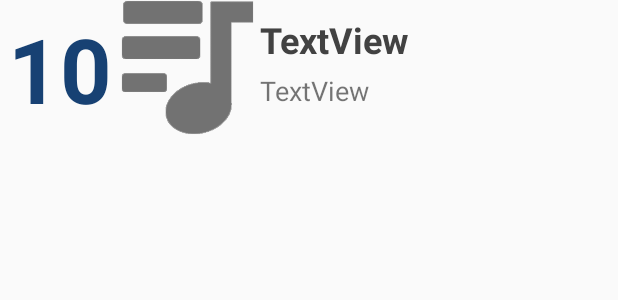
After one commit to josumor18/Proyecto-1---M-viles, an Android app: the layout custom_tendencias_list_item.xml on its own in the app's theme, with its tools: preview values and no code run, on a phone screen of 412 x 824 dp. The commit adds this screen. Shown: the top 300 px of the screen. Run offline under Robolectric (Android 15) with nearby library versions, the phone set to English and light mode, and no system bars.

Commit message:
TendenciasFragment User

```diff
--- a/Fluxme/app/src/main/java/me/flux/fluxme/Business/EmisoraActivity.java
+++ b/Fluxme/app/src/main/java/me/flux/fluxme/Business/EmisoraActivity.java
@@ -98,6 +98,12 @@ public class EmisoraActivity extends BaseActivity {
                             fragmentTransaction = getSupportFragmentManager().beginTransaction();
                             fragmentTransaction.replace(R.id.contenedor, gpsFragment);
                             fragmentTransaction.commit();
+                        }else{
+                            TendenciasFragment tendenciasFragment = new TendenciasFragment();
+
+                            fragmentTransaction = getSupportFragmentManager().beginTransaction();
+                            fragmentTransaction.replace(R.id.contenedor, tendenciasFragment);
+                            fragmentTransaction.commit();
                         }
                         break;
                     case 4:
--- /dev/null
+++ b/Fluxme/app/src/main/res/layout/custom_tendencias_list_item.xml
@@ -0,0 +1,61 @@
+<?xml version="1.0" encoding="utf-8"?>
+<android.support.constraint.ConstraintLayout
+    xmlns:android="http://schemas.android.com/apk/res/android"
+    xmlns:app="http://schemas.android.com/apk/res-auto"
+    android:layout_width="match_parent"
+    android:layout_height="match_parent">
+
+    <RelativeLayout
+        android:layout_width="match_parent"
+        android:layout_height="match_parent">
+
+        <TextView
+            android:id="@+id/txtNumTendAdmin"
+            android:layout_width="80dp"
+            android:layout_height="wrap_content"
+            android:layout_alignParentStart="true"
+            android:layout_alignParentTop="true"
+            android:layout_centerInParent="false"
+            android:layout_marginTop="5dp"
+            android:layout_weight="1"
+            android:text="10"
+            android:textAlignment="center"
+            android:textColor="@color/colorPrimary"
+            android:textSize="60sp"
+            android:textStyle="bold" />
+
+        <ImageView
+            android:id="@+id/ivImagenCancion"
+            android:layout_width="90dp"
+            android:layout_height="90dp"
+            android:layout_alignParentTop="true"
+            android:layout_toEndOf="@+id/txtNumTendAdmin"
+            app:srcCompat="@drawable/tab_tendencias_des" />
+
+        <LinearLayout
+            android:layout_width="match_parent"
+            android:layout_height="wrap_content"
+            android:layout_marginLeft="3dp"
+            android:layout_marginTop="10dp"
+            android:layout_toEndOf="@+id/ivImagenCancion"
+            android:orientation="vertical">
+
+            <TextView
+                android:id="@+id/txtTendtNombreCancion"
+                android:layout_width="match_parent"
+                android:layout_height="wrap_content"
+                android:text="TextView"
+                android:textColor="@color/cardview_dark_background"
+                android:textSize="24sp"
+                android:textStyle="bold" />
+
+            <TextView
+                android:id="@+id/txtTendNombreArtista"
+                android:layout_width="match_parent"
+                android:layout_height="wrap_content"
+                android:layout_marginTop="5dp"
+                android:text="TextView"
+                android:textSize="18sp" />
+        </LinearLayout>
+    </RelativeLayout>
+</android.support.constraint.ConstraintLayout>
```
Also changed, not shown: Fluxme/app/src/main/java/me/flux/fluxme/Business/CancionTendencia.java (added, +51 -0 lines), Fluxme/app/src/main/java/me/flux/fluxme/Business/ProgramacionAdminFragment.java (+10 -24 lines), Fluxme/app/src/main/java/me/flux/fluxme/Business/TendenciasFragment.java (added, +233 -0 lines), Fluxme/app/src/main/res/layout/fragment_tendencias.xml (added, +13 -0 lines).
